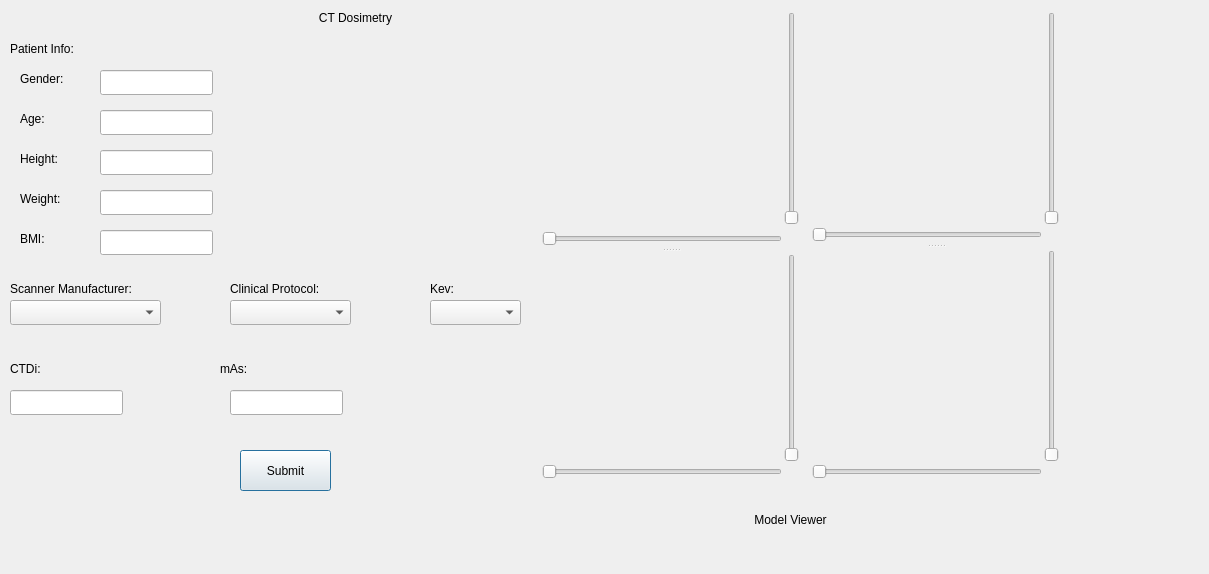
Before: the Qt Designer form forms/CTDosimetry.ui in Afrodith/Error-Dosi, drawn with Qt 5.
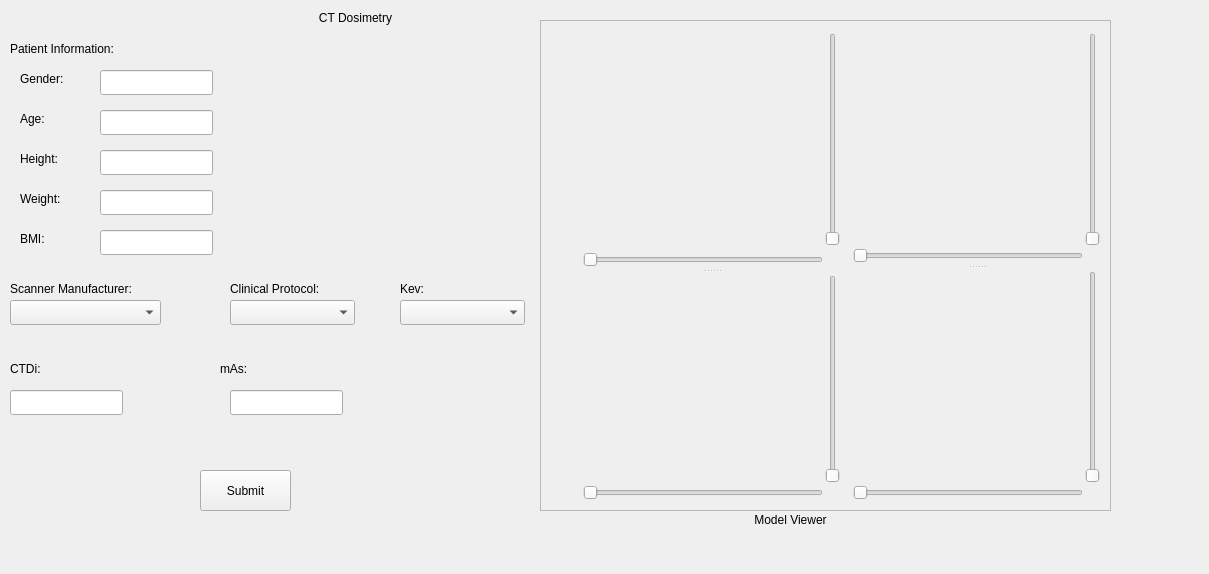
After: the same form once the commit is applied. Custom widgets are drawn as their Qt base class.

Patch:
```diff
--- a/forms/CTDosimetry.ui
+++ b/forms/CTDosimetry.ui
@@ -1,7 +1,7 @@
 <?xml version="1.0" encoding="UTF-8"?>
 <ui version="4.0">
  <class>CTDosimetry</class>
- <widget class="QDialog" name="CTDosimetry">
+ <widget class="QWidget" name="CTDosimetry">
   <property name="geometry">
    <rect>
     <x>0</x>
@@ -13,6 +13,9 @@
   <property name="windowTitle">
    <string>Dialog</string>
   </property>
+  <property name="styleSheet">
+   <string notr="true"/>
+  </property>
   <widget class="QLabel" name="label">
    <property name="geometry">
     <rect>
@@ -54,7 +57,7 @@
     <rect>
      <x>230</x>
      <y>300</y>
-     <width>121</width>
+     <width>125</width>
      <height>25</height>
     </rect>
    </property>
@@ -62,9 +65,9 @@
   <widget class="QComboBox" name="cB_kev">
    <property name="geometry">
     <rect>
-     <x>430</x>
+     <x>400</x>
      <y>300</y>
-     <width>91</width>
+     <width>125</width>
      <height>25</height>
     </rect>
    </property>
@@ -157,7 +160,7 @@
   <widget class="QLabel" name="label_7">
    <property name="geometry">
     <rect>
-     <x>430</x>
+     <x>400</x>
      <y>280</y>
      <width>67</width>
      <height>17</height>
@@ -172,19 +175,22 @@
     <rect>
      <x>10</x>
      <y>40</y>
-     <width>121</width>
+     <width>171</width>
      <height>17</height>
     </rect>
    </property>
    <property name="text">
-    <string>Patient Info:</string>
+    <string>Patient Information:</string>
    </property>
   </widget>
   <widget class="QPushButton" name="pushButton">
+   <property name="enabled">
+    <bool>true</bool>
+   </property>
    <property name="geometry">
     <rect>
-     <x>240</x>
-     <y>450</y>
+     <x>200</x>
+     <y>470</y>
      <width>91</width>
      <height>41</height>
     </rect>
@@ -308,10 +314,34 @@
     <string>BMI:</string>
    </property>
   </widget>
+  <widget class="QScrollArea" name="scrollArea">
+   <property name="geometry">
+    <rect>
+     <x>540</x>
+     <y>20</y>
+     <width>571</width>
+     <height>491</height>
+    </rect>
+   </property>
+   <property name="widgetResizable">
+    <bool>true</bool>
+   </property>
+   <widget class="QWidget" name="scrollAreaWidgetContents">
+    <property name="geometry">
+     <rect>
+      <x>0</x>
+      <y>0</y>
+      <width>569</width>
+      <height>489</height>
+     </rect>
+    </property>
+    <property name="contextMenuPolicy">
+     <enum>Qt::DefaultContextMenu</enum>
+    </property>
   <widget class="QSplitter" name="ESplitter">
    <property name="geometry">
     <rect>
-     <x>810</x>
+       <x>310</x>
      <y>10</y>
      <width>251</width>
      <height>471</height>
@@ -422,7 +452,7 @@
   <widget class="QSplitter" name="OSplitter">
    <property name="geometry">
     <rect>
-     <x>540</x>
+       <x>40</x>
      <y>10</y>
      <width>261</width>
      <height>471</height>
@@ -525,6 +555,8 @@
       </widget>
      </item>
     </layout>
+     </widget>
+    </widget>
    </widget>
   </widget>
  </widget>
```
Left out of the diff: 40 changed lines with no effect on the pictures. Lines whose indentation alone changed are shown as unchanged.
